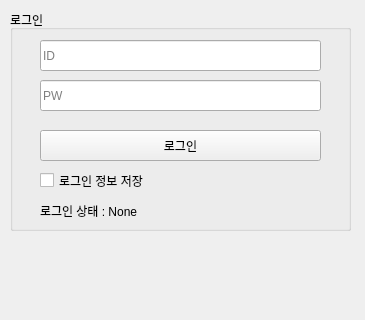
This is DCCleaner.ui in schema2882/DCCleaner_GUI as Qt 5 draws it before an edit; both pictures show x 0 to 365 and y 0 to 320 of the 365 by 600 pixel window. The edited form follows.
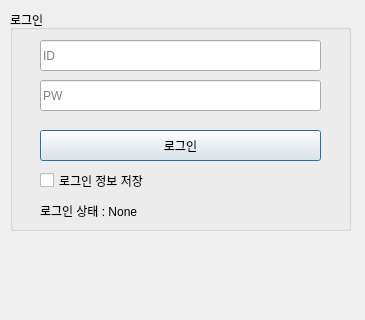
This is the edited form.

Commit message: ID/PW 삭제 버튼 추가

```diff
--- a/DCCleaner.ui
+++ b/DCCleaner.ui
@@ -38,6 +38,12 @@
      <property name="text">
       <string>로그인</string>
      </property>
+     <property name="autoDefault">
+      <bool>true</bool>
+     </property>
+     <property name="default">
+      <bool>true</bool>
+     </property>
     </widget>
     <widget class="QCheckBox" name="isSaveAccount">
      <property name="geometry">
```
Left out of the diff: 9 changed lines with no effect on the pictures.
